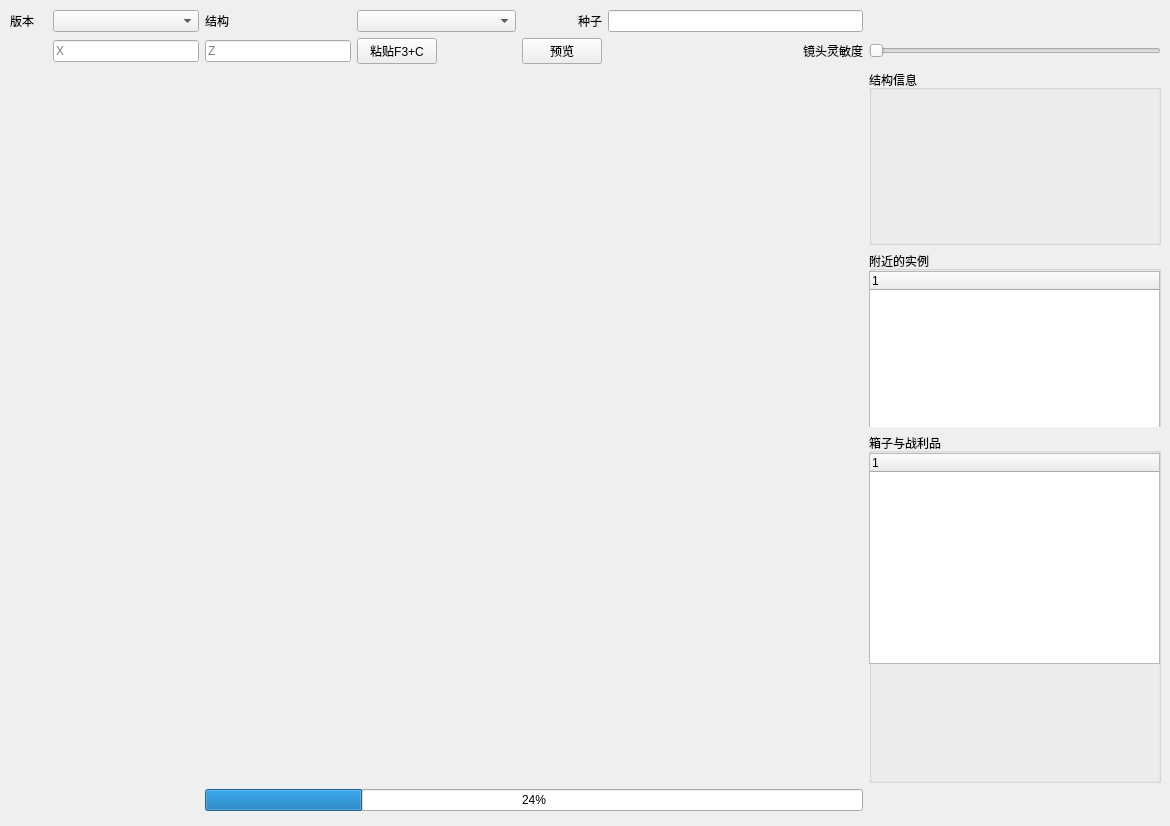
First picture: the form in UI/StructurePreviewer.ui, repository mmcNYT/MCHelper, before the edit.
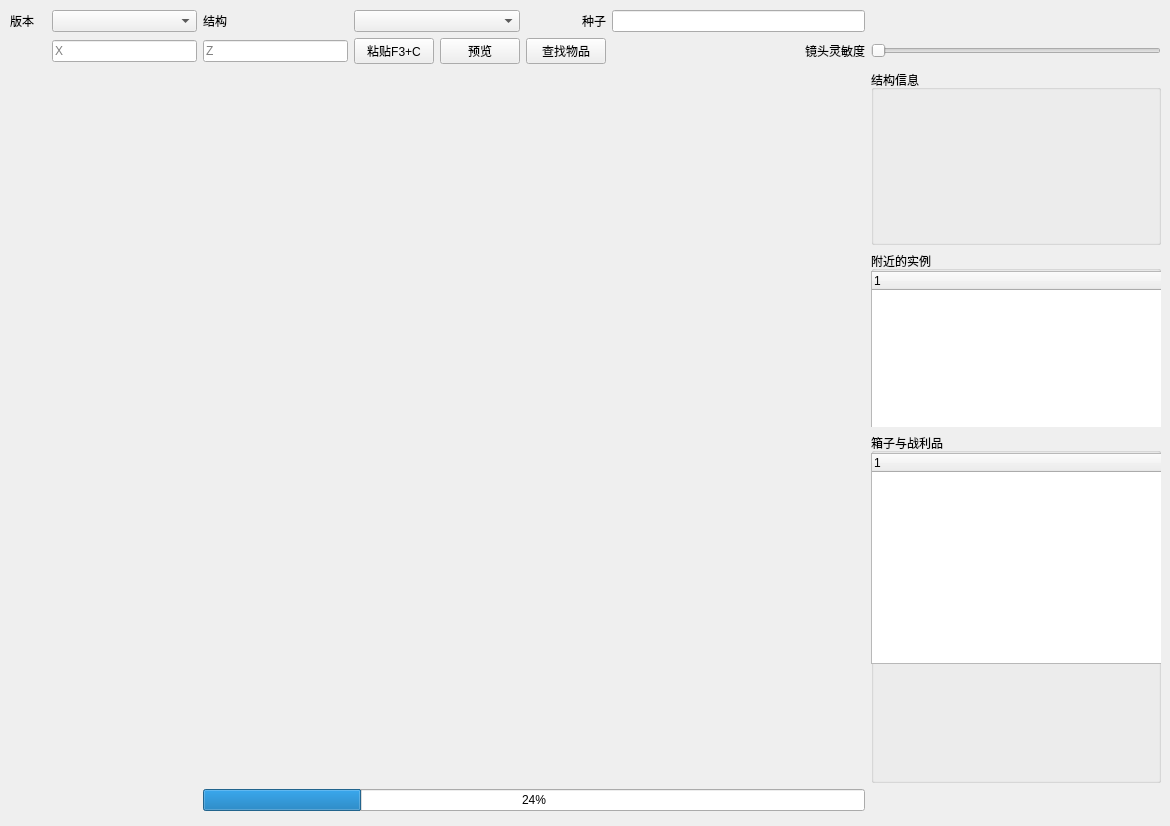
Second picture: the form after the edit.

Commit message: 实现了物品定位的基本功能

Patch:
```diff
--- a/UI/StructurePreviewer.ui
+++ b/UI/StructurePreviewer.ui
@@ -167,19 +167,6 @@
       </property>
      </widget>
     </item>
-    <item row="1" column="7">
-     <widget class="QPushButton" name="btnPreview">
-      <property name="sizePolicy">
-       <sizepolicy hsizetype="Fixed" vsizetype="Fixed">
-        <horstretch>0</horstretch>
-        <verstretch>0</verstretch>
-       </sizepolicy>
-      </property>
-      <property name="text">
-       <string>预览</string>
-      </property>
-     </widget>
-    </item>
     <item row="1" column="5">
      <widget class="QPushButton" name="pasteBtn">
       <property name="text">
@@ -218,6 +205,26 @@
       </property>
      </widget>
     </item>
+    <item row="1" column="6">
+     <widget class="QPushButton" name="btnPreview">
+      <property name="sizePolicy">
+       <sizepolicy hsizetype="Fixed" vsizetype="Fixed">
+        <horstretch>0</horstretch>
+        <verstretch>0</verstretch>
+       </sizepolicy>
+      </property>
+      <property name="text">
+       <string>预览</string>
+      </property>
+     </widget>
+    </item>
+    <item row="1" column="7">
+     <widget class="QPushButton" name="findItemBtn">
+      <property name="text">
+       <string>查找物品</string>
+      </property>
+     </widget>
+    </item>
    </layout>
   </widget>
  </widget>
```
The commit also changes 20 other files.
